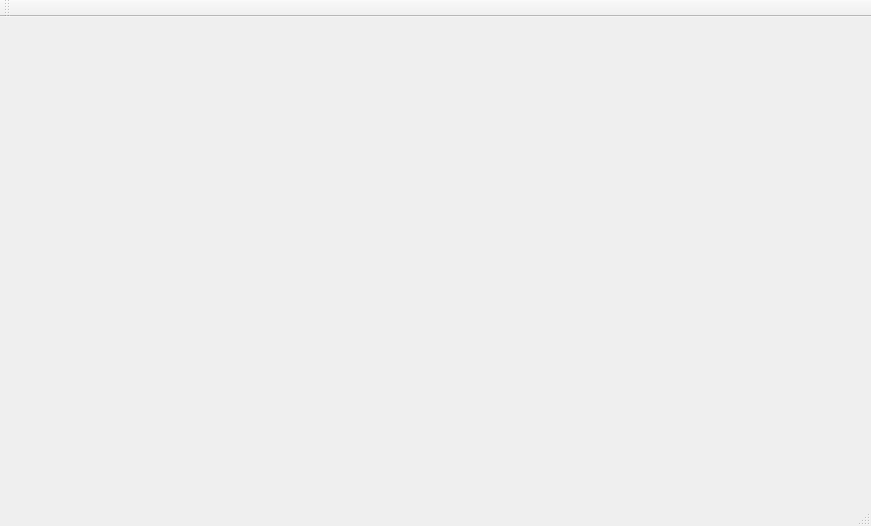
Perdex/OmikronBlast, file src/TFClient/frame.ui: the form before one commit.
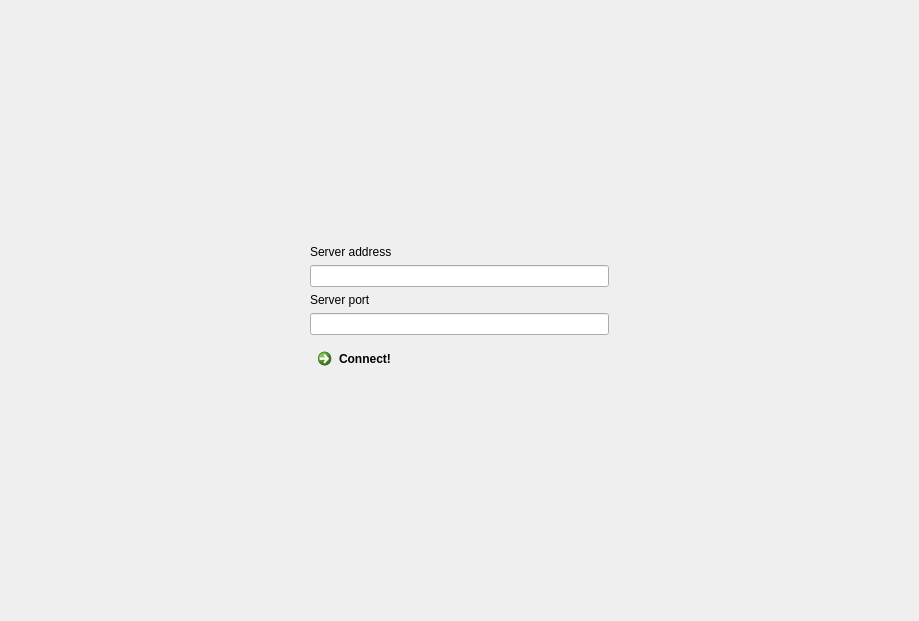
The form after the commit.

Diff of the .ui file:
```diff
--- a/src/TFClient/frame.ui
+++ b/src/TFClient/frame.ui
@@ -6,33 +6,152 @@
    <rect>
     <x>0</x>
     <y>0</y>
-    <width>871</width>
-    <height>526</height>
+    <width>919</width>
+    <height>621</height>
    </rect>
   </property>
   <property name="windowTitle">
    <string>MainWindow</string>
   </property>
-  <widget class="QWidget" name="centralWidget"/>
-  <widget class="QMenuBar" name="menuBar">
-   <property name="geometry">
-    <rect>
-     <x>0</x>
-     <y>0</y>
-     <width>871</width>
-     <height>25</height>
-    </rect>
+  <widget class="QWidget" name="centralWidget">
+   <property name="cursor">
+    <cursorShape>CrossCursor</cursorShape>
    </property>
+   <layout class="QGridLayout" name="gridLayout">
+    <property name="leftMargin">
+     <number>0</number>
+    </property>
+    <property name="topMargin">
+     <number>0</number>
+    </property>
+    <property name="rightMargin">
+     <number>0</number>
+    </property>
+    <property name="bottomMargin">
+     <number>0</number>
+    </property>
+    <item row="0" column="0">
+     <widget class="QStackedWidget" name="views">
+      <widget class="QWidget" name="main">
+       <layout class="QGridLayout" name="gridLayout_2">
+        <item row="1" column="0">
+         <spacer name="horizontalSpacer">
+          <property name="orientation">
+           <enum>Qt::Horizontal</enum>
+          </property>
+          <property name="sizeHint" stdset="0">
+           <size>
+            <width>100</width>
+            <height>20</height>
+           </size>
+          </property>
+         </spacer>
+        </item>
+        <item row="2" column="1">
+         <spacer name="verticalSpacer">
+          <property name="orientation">
+           <enum>Qt::Vertical</enum>
+          </property>
+          <property name="sizeHint" stdset="0">
+           <size>
+            <width>20</width>
+            <height>60</height>
+           </size>
+          </property>
+         </spacer>
+        </item>
+        <item row="1" column="1">
+         <layout class="QVBoxLayout" name="verticalLayout">
+          <property name="sizeConstraint">
+           <enum>QLayout::SetMaximumSize</enum>
+          </property>
+          <property name="leftMargin">
+           <number>0</number>
+          </property>
+          <item>
+           <widget class="QLabel" name="label">
+            <property name="text">
+             <string>Server address</string>
+            </property>
+           </widget>
+          </item>
+          <item>
+           <widget class="QLineEdit" name="s_addr"/>
+          </item>
+          <item>
+           <widget class="QLabel" name="label_2">
+            <property name="text">
+             <string>Server port</string>
+            </property>
+           </widget>
+          </item>
+          <item>
+           <widget class="QLineEdit" name="s_port"/>
+          </item>
+          <item>
+           <widget class="QCommandLinkButton" name="commandLinkButton">
+            <property name="text">
+             <string>Connect!</string>
+            </property>
+           </widget>
+          </item>
+         </layout>
+        </item>
+        <item row="0" column="1">
+         <spacer name="verticalSpacer_2">
+          <property name="orientation">
+           <enum>Qt::Vertical</enum>
+          </property>
+          <property name="sizeHint" stdset="0">
+           <size>
+            <width>20</width>
+            <height>60</height>
+           </size>
+          </property>
+         </spacer>
+        </item>
+        <item row="1" column="2">
+         <spacer name="horizontalSpacer_2">
+          <property name="orientation">
+           <enum>Qt::Horizontal</enum>
+          </property>
+          <property name="sizeHint" stdset="0">
+           <size>
+            <width>100</width>
+            <height>20</height>
+           </size>
+          </property>
+         </spacer>
+        </item>
+       </layout>
+      </widget>
+      <widget class="QWidget" name="game">
+       <layout class="QGridLayout" name="gridLayout_4">
+        <property name="leftMargin">
+         <number>0</number>
+        </property>
+        <property name="topMargin">
+         <number>0</number>
+        </property>
+        <property name="rightMargin">
+         <number>0</number>
+        </property>
+        <property name="bottomMargin">
+         <number>0</number>
+        </property>
+        <item row="0" column="0">
+         <layout class="QGridLayout" name="gridLayout_3">
+          <item row="0" column="0">
+           <widget class="QGraphicsView" name="graphicsView"/>
+          </item>
+         </layout>
+        </item>
+       </layout>
+      </widget>
+     </widget>
+    </item>
+   </layout>
   </widget>
-  <widget class="QToolBar" name="mainToolBar">
-   <attribute name="toolBarArea">
-    <enum>TopToolBarArea</enum>
-   </attribute>
-   <attribute name="toolBarBreak">
-    <bool>false</bool>
-   </attribute>
-  </widget>
-  <widget class="QStatusBar" name="statusBar"/>
  </widget>
  <layoutdefault spacing="6" margin="11"/>
  <resources/>
```
